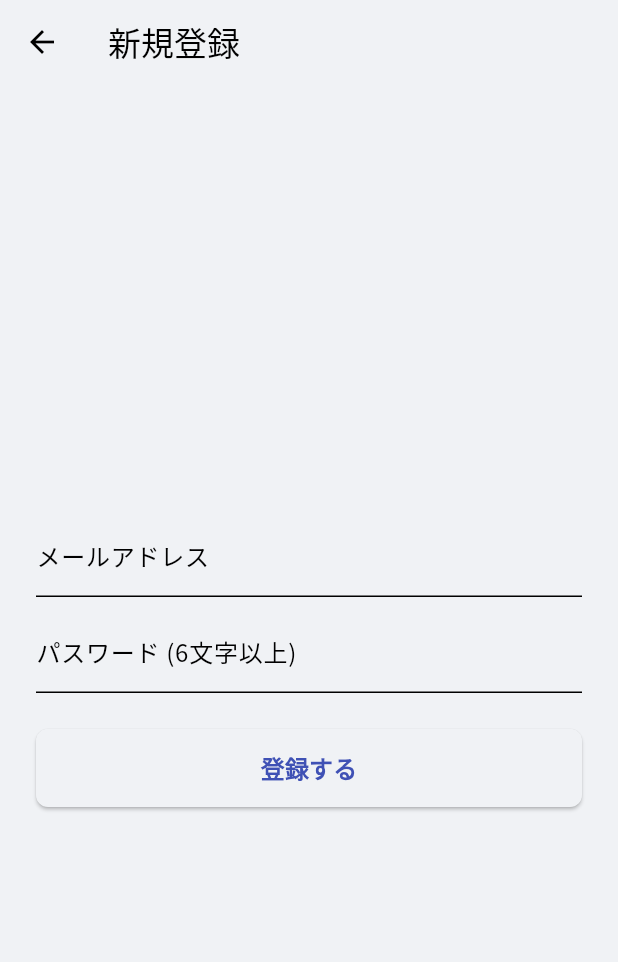
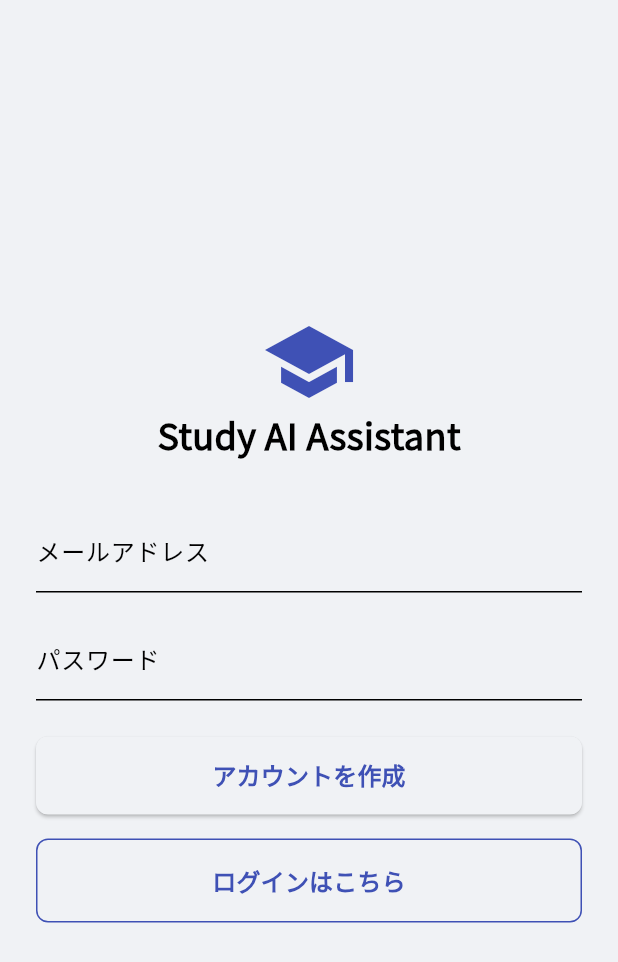
Before and after one commit to Nyao0410/Catalyze, a Flutter app: the SignUpScreen screen opened directly, on a phone screen of 412 x 824 dp. Shown: the top 962 px of the screen. Run offline on Flutter 3.47's test engine with Material 3 defaults, Android fonts, the light colour scheme and no system bars; our stand-ins replace cloud_firestore, firebase_auth, firebase_core, fl_chart, google_fonts; accounts and stored records are empty.

Commit message:
v1.3.4　UIの改善

```diff
--- a/lib/constants/app_sizes.dart
+++ b/lib/constants/app_sizes.dart
@@ -7,6 +7,8 @@ const double p12 = 12.0;
 const double p16 = 16.0;
 const double p24 = 24.0;
 const double p32 = 32.0;
+const double p48 = 48.0;
+const double p64 = 64.0;
 
 // --- Corner Radius ---
 const double radiusS = 4.0;
--- a/lib/screens/signup_screen.dart
+++ b/lib/screens/signup_screen.dart
@@ -1,7 +1,11 @@
 import 'package:flutter/material.dart';
 import 'package:study_ai_assistant/constants/app_sizes.dart';
 import 'package:study_ai_assistant/services/auth_service.dart';
+import 'package:study_ai_assistant/widgets/app_logo.dart';
+import 'package:study_ai_assistant/widgets/error_display.dart';
+import 'package:study_ai_assistant/widgets/common/loading_indicator.dart';
 import 'package:study_ai_assistant/widgets/common/primary_button.dart';
+import 'package:study_ai_assistant/widgets/secondary_button.dart'; // 変更点1: SecondaryButtonをインポート
 
 class SignUpScreen extends StatefulWidget {
   const SignUpScreen({super.key});
@@ -11,38 +15,35 @@ class SignUpScreen extends StatefulWidget {
 }
 
 class _SignUpScreenState extends State<SignUpScreen> {
-  final _formKey = GlobalKey<FormState>();
   final _emailController = TextEditingController();
   final _passwordController = TextEditingController();
   final _authService = AuthService();
   bool _isLoading = false;
+  // 変更点2: エラーメッセージを管理する状態変数を追加
+  String? _errorMessage;
 
   Future<void> _signUp() async {
-    if (_formKey.currentState!.validate() && !_isLoading) {
     setState(() {
       _isLoading = true;
+      // 変更点3: サインアップ試行時に過去のエラーメッセージをクリア
+      _errorMessage = null;
     });
+
     try {
       await _authService.signUp(
-          email: _emailController.text.trim(),
-          password: _passwordController.text.trim(),
+        email: _emailController.text,
+        password: _passwordController.text,
       );
-        if (mounted) {
-          Navigator.pop(context);
-        }
+      // 成功した場合、次の画面に遷移する（AuthWrapperが自動的に処理）
     } catch (e) {
-        if (mounted) {
-          ScaffoldMessenger.of(context).showSnackBar(
-            SnackBar(content: Text('新規登録に失敗しました: ${e.toString()}')),
-          );
-        }
+      // 変更点4: catch節でエラーメッセージをsetStateする処理を追加
+      setState(() {
+        _errorMessage = e.toString();
+      });
     } finally {
-        if (mounted) {
       setState(() {
         _isLoading = false;
       });
-        }
-      }
     }
   }
 
@@ -56,35 +57,46 @@ class _SignUpScreenState extends State<SignUpScreen> {
   @override
   Widget build(BuildContext context) {
     return Scaffold(
-      appBar: AppBar(title: const Text('新規登録')),
       body: Center(
-        child: Padding(
+        child: SingleChildScrollView(
           padding: const EdgeInsets.all(p24),
-          child: Form(
-            key: _formKey,
           child: Column(
             mainAxisAlignment: MainAxisAlignment.center,
+            crossAxisAlignment: CrossAxisAlignment.stretch,
             children: [
-                TextFormField(
+              const AppLogo(),
+              const SizedBox(height: p32),
+              TextField(
                 controller: _emailController,
                 decoration: const InputDecoration(labelText: 'メールアドレス'),
-                  validator: (value) => value!.isEmpty ? '入力してください' : null,
+                keyboardType: TextInputType.emailAddress,
               ),
-                gapH8,
-                TextFormField(
+              const SizedBox(height: p16),
+              TextField(
                 controller: _passwordController,
-                  decoration: const InputDecoration(labelText: 'パスワード (6文字以上)'),
+                decoration: const InputDecoration(labelText: 'パスワード'),
                 obscureText: true,
-                  validator: (value) => value!.length < 6 ? '6文字以上で入力してください' : null,
               ),
-                gapH24,
+              const SizedBox(height: p24),
+              // 変更点5: エラーメッセージがある場合にErrorDisplayを表示
+              if (_errorMessage != null) ...[
+                ErrorDisplay(errorMessage: _errorMessage!),
+                const SizedBox(height: p24),
+              ],
+              if (_isLoading)
+                const LoadingIndicator()
+              else
                 PrimaryButton(
                   onPressed: _signUp,
-                  text: '登録する',
-                  isLoading: _isLoading,
+                  text: 'アカウントを作成',
                 ),
+              const SizedBox(height: p16),
+              // 変更点6: ログイン画面への遷移をSecondaryButtonに変更
+              SecondaryButton(
+                onPressed: () => Navigator.pop(context),
+                text: 'ログインはこちら',
+              )
             ],
-            ),
           ),
         ),
       ),
--- /dev/null
+++ b/lib/widgets/app_logo.dart
@@ -0,0 +1,28 @@
+import 'package:flutter/material.dart';
+import 'package:google_fonts/google_fonts.dart';
+import 'package:study_ai_assistant/constants/app_sizes.dart';
+
+class AppLogo extends StatelessWidget {
+  const AppLogo({super.key});
+
+  @override
+  Widget build(BuildContext context) {
+    return Column(
+      children: [
+        Icon(
+          Icons.school,
+          size: p64,
+          color: Theme.of(context).colorScheme.primary,
+        ),
+        Text(
+          'Study AI Assistant',
+          style: GoogleFonts.notoSansJp(
+            fontSize: p24,
+            fontWeight: FontWeight.bold,
+            color: Theme.of(context).colorScheme.onSurface,
+          ),
+        ),
+      ],
+    );
+  }
+}
--- /dev/null
+++ b/lib/widgets/secondary_button.dart
@@ -0,0 +1,42 @@
+import 'package:flutter/material.dart';
+import 'package:study_ai_assistant/constants/app_sizes.dart';
+
+class SecondaryButton extends StatelessWidget {
+  const SecondaryButton({
+    super.key,
+    required this.onPressed,
+    required this.text,
+  });
+
+  final VoidCallback onPressed;
+  final String text;
+
+  @override
+  Widget build(BuildContext context) {
+    final theme = Theme.of(context);
+    return SizedBox(
+      width: double.infinity,
+      child: OutlinedButton(
+        onPressed: onPressed,
+        style: OutlinedButton.styleFrom(
+          padding: const EdgeInsets.symmetric(
+            vertical: p16,
+          ),
+          side: BorderSide(
+            color: theme.colorScheme.primary,
+          ),
+          shape: RoundedRectangleBorder(
+            borderRadius: BorderRadius.circular(radiusM),
+          ),
+        ),
+        child: Text(
+          text,
+          style: theme.textTheme.titleMedium?.copyWith(
+            color: theme.colorScheme.primary,
+            fontWeight: FontWeight.bold,
+          ),
+        ),
+      ),
+    );
+  }
+}
```
Also changed, not shown: lib/screens/login_screen.dart (+40 -22 lines), lib/widgets/error_display.dart (added, +39 -0 lines). Lines whose indentation alone changed are shown as unchanged.
